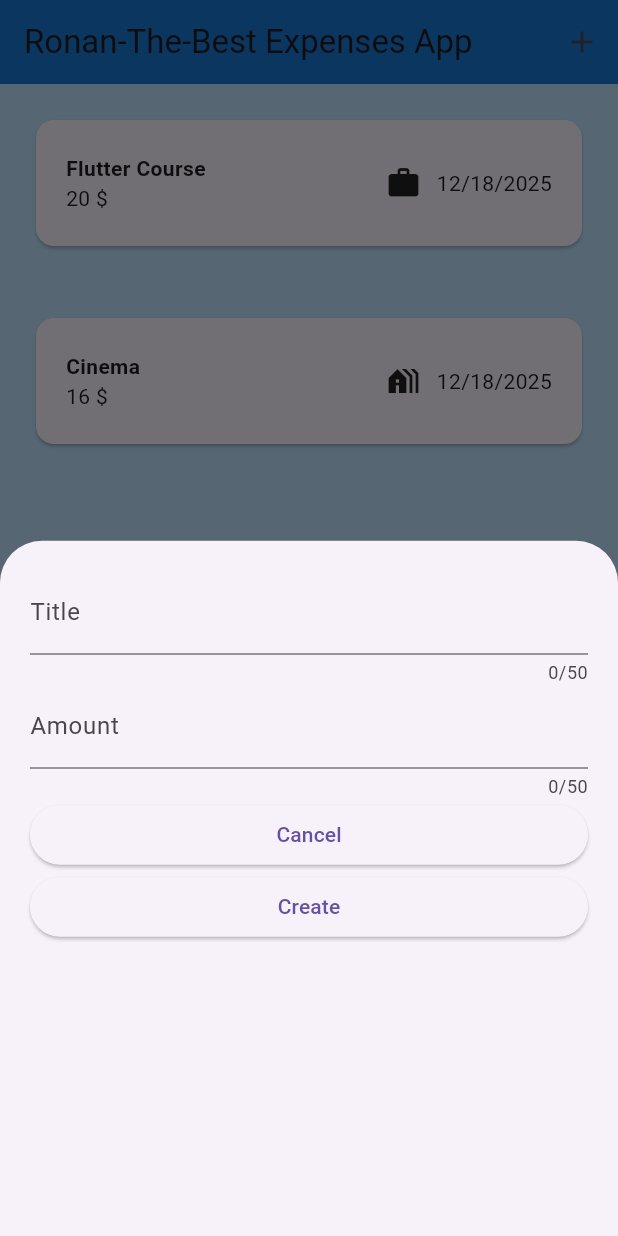
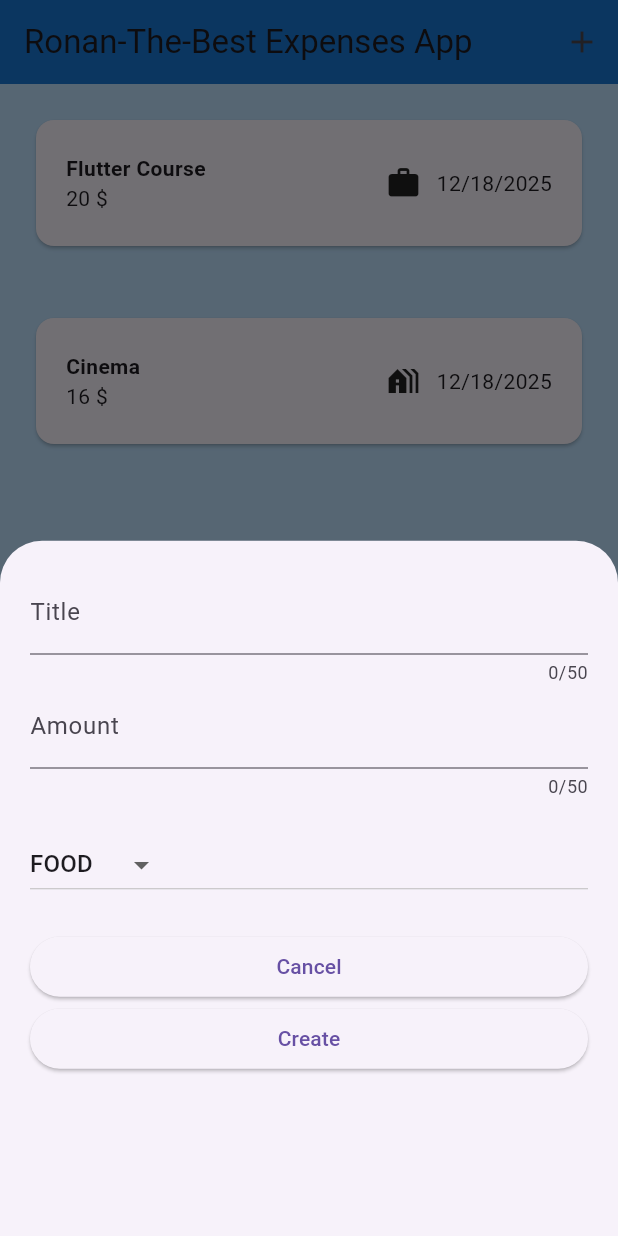
Before and after one commit to TetElite/w10_practice_Form_MRRonan, a Flutter app: the screen it shows after launch, after a tap on the "add" icon, on a phone screen of 412 x 824 dp. Run offline on Flutter 3.47's test engine with Material 3 defaults, Android fonts, the phone set to English and light mode, and no system bars.

Commit message:
Implement category selection in ExpenseForm and update expense creation logic

```diff
--- a/lib/ui/expenses/expense_form.dart
+++ b/lib/ui/expenses/expense_form.dart
@@ -14,6 +14,7 @@ class _ExpenseFormState extends State<ExpenseForm> {
 
   final _titleController = TextEditingController();
   final _amountController = TextEditingController();
+  Category _selectedCategory = Category.food;
 
   @override
   void dispose(){
@@ -26,7 +27,7 @@ class _ExpenseFormState extends State<ExpenseForm> {
     //  1 Build an expense
     String  title = _titleController.text;
     double? amount = double.tryParse(_amountController.text);             // for now..
-    Category category =Category.food;   // for now..
+    Category category = _selectedCategory;
     DateTime date = DateTime.now();
 
     if (amount == null || amount <= 0 || title.trim().isEmpty) {
@@ -66,6 +67,25 @@ class _ExpenseFormState extends State<ExpenseForm> {
             keyboardType: TextInputType.number,
             maxLength: 50,
           ),
+          SizedBox(height: 20,),
+          DropdownButton<Category>(
+            value: _selectedCategory,
+            items: Category.values.map((category) {
+              return DropdownMenuItem(
+                value: category,
+                child: Text(category.name.toUpperCase()),
+              );
+            }).toList(),
+            onChanged: (value) {
+              if (value != null) {
+                setState(() {
+                  _selectedCategory = value;
+                });
+              }
+            },
+          ),
+          SizedBox(height: 20,),
+
           ElevatedButton(onPressed: onCancel, child: Text("Cancel")),
           SizedBox(width: 10,),
           ElevatedButton(onPressed: onCreate, child: Text("Create")),
```
Also changed, not shown: lib/ui/expenses/expense_item.dart (line endings or trailing spaces).
